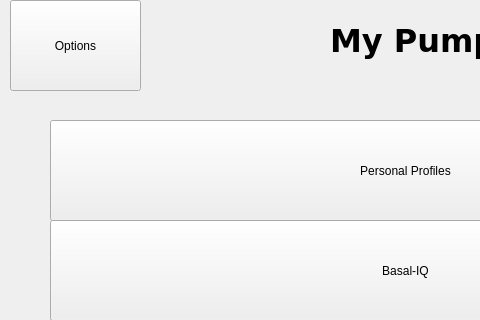
This is tslimSim/mainwindow.ui in Chenguku/t-slim-Insulin-Pump as Qt 5 draws it before an edit; both pictures show x 0 to 480 and y 0 to 320 of the 800 by 600 pixel window. The edited form follows.
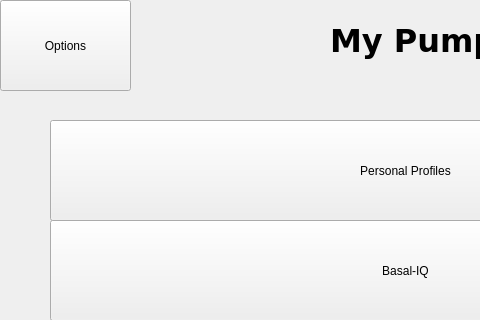
This is the edited form. The open tabs and pages were chosen to show the change.

Patch:
```diff
--- a/tslimSim/mainwindow.ui
+++ b/tslimSim/mainwindow.ui
@@ -1573,7 +1573,7 @@
      <widget class="QPushButton" name="backButton_5">
       <property name="geometry">
        <rect>
-        <x>10</x>
+        <x>0</x>
         <y>0</y>
         <width>131</width>
         <height>91</height>
```
Left out of the diff: 2 changed lines with no effect on the pictures.
